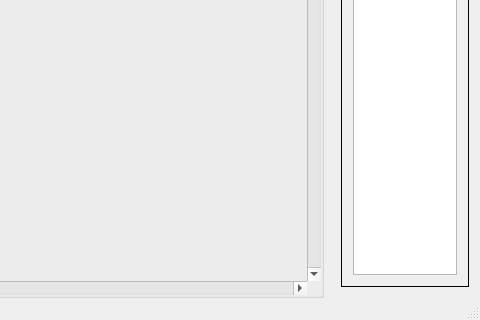
The window that mainwindow.ui (meikuam/img_proc) describes before a commit, drawn with Qt 5; both pictures show x 327 to 807 and y 222 to 542 of the 807 by 542 pixel window.
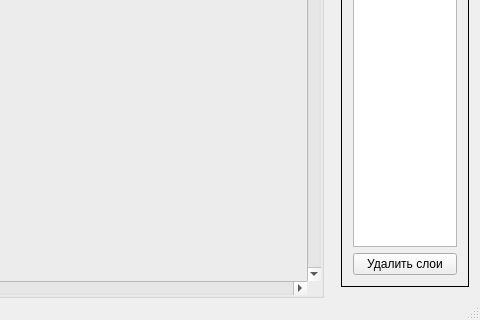
The same window after the commit. Custom widgets are drawn as their Qt base class.

Commit message: layers implementation

Patch:
```diff
--- a/mainwindow.ui
+++ b/mainwindow.ui
@@ -247,6 +247,13 @@
          <item row="0" column="0">
           <widget class="QListWidget" name="layersWidget"/>
          </item>
+         <item row="1" column="0">
+          <widget class="QPushButton" name="deleteLayerButton">
+           <property name="text">
+            <string>Удалить слои</string>
+           </property>
+          </widget>
+         </item>
         </layout>
        </widget>
       </widget>
```
The commit also changes 5 other files.
